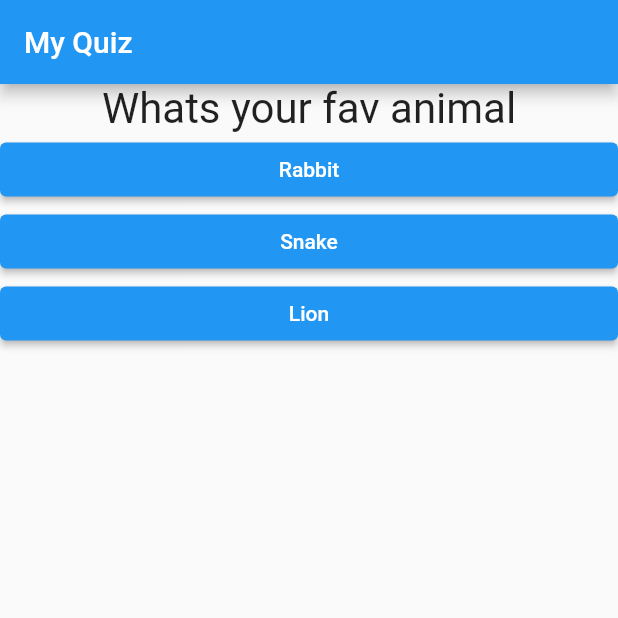
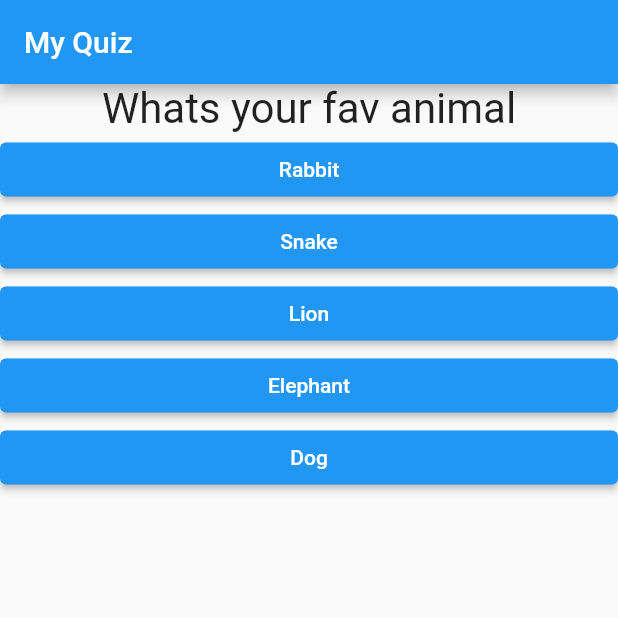
Before and after one commit to abdulbaqisky/scope, a Flutter app: the screen it shows after launch, after a tap on "Black", on a phone screen of 412 x 824 dp, the top half of it. Run offline on Flutter 3.47's test engine with Material 2 defaults, Android fonts, the phone set to English and light mode, and no system bars.

Commit message:
fixed index breakage

```diff
--- a/lib/main.dart
+++ b/lib/main.dart
@@ -23,7 +23,7 @@ class _MyAppState extends State<MyApp> {
     },
     {
       'questionText': 'Whats your fav animal',
-      'answers': ['Rabbit', 'Snake', 'Lion'],
+      'answers': ['Rabbit', 'Snake', 'Lion', 'Elephant', 'Dog'],
     },
     {
       'questionText': 'Is my age 50',
@@ -46,15 +46,20 @@ class _MyAppState extends State<MyApp> {
         appBar: AppBar(
           title: Text('My Quiz'),
         ),
-        body: Column(
+        body: _questionNumber < questions.length
+            ? Column(
                 children: [
-            (Question(questions[_questionNumber]['questionText'] as String)),
+                  (Question(
+                      questions[_questionNumber]['questionText'] as String)),
                   ...(questions[_questionNumber]['answers'] as List<String>)
                       .map(
                         (answer) => Answer(_answerQuestion, answer),
                       )
                       .toList()
                 ],
+              )
+            : Center(
+                child: Text("You did it!"),
               ),
       ),
     );
```
Lines whose indentation alone changed are shown as unchanged.
